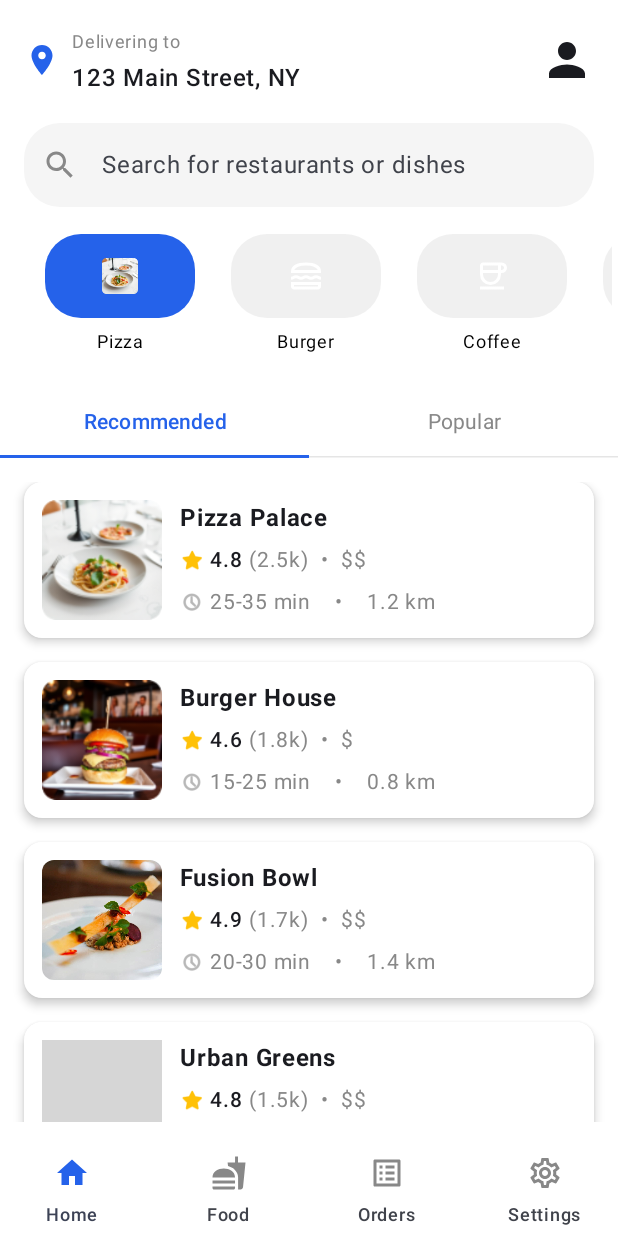
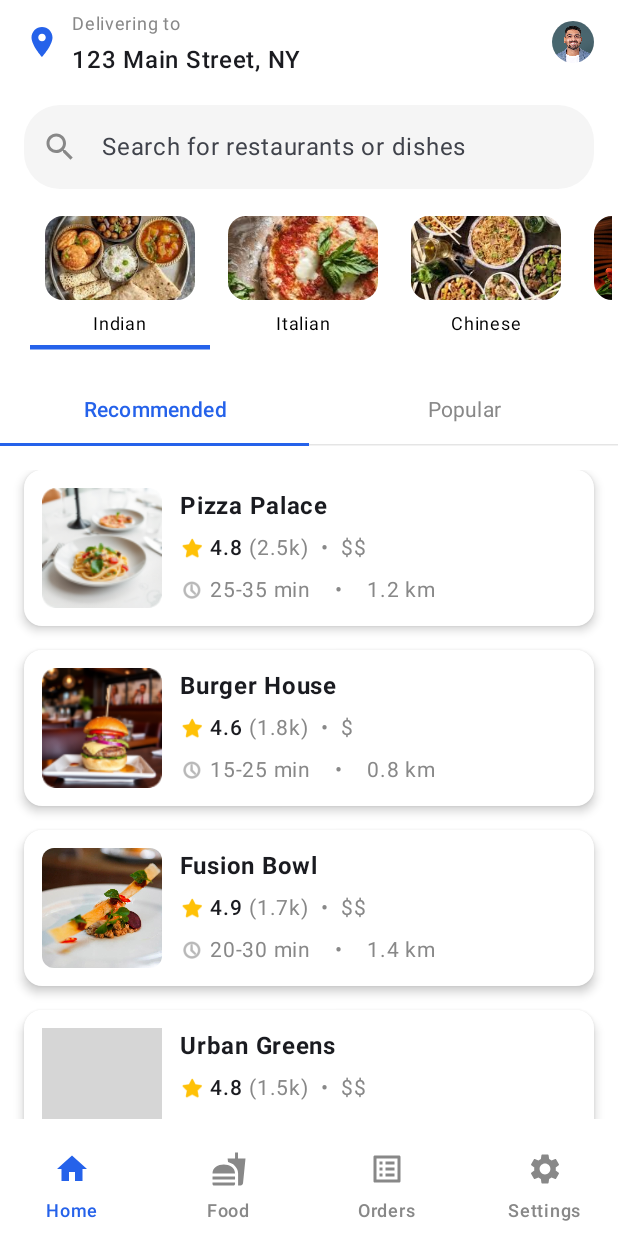
Before and after one commit to ayaxan7/FoodOrder, an Android app built with Jetpack Compose: the screen it shows after launch (MainActivity), on a phone screen of 412 x 824 dp. Run offline under Robolectric (Android 15) with nearby library versions, the phone set to English and light mode, and no system bars; our stand-ins replace accompanist; grey boxes are pictures that could not be loaded.

Commit message:
Redesigned Home Page and Category Selection
Updated icon fill colors to black for better visibility.
Adjusted padding and added status bar padding to DeliveryLocationHandler composable. Replaced the default profile icon with a custom profile image.
Updated the fill color of the burger icon to black.
Added vertical padding to the SearchBar and adjusted spacing between FoodCategories and CategoryTabs.
Increased NavigationBar height, tonal elevation, and padding. Changed selected item label color to GoodBlue and non-selected to Gray. Updated icons for Orders and Settings.
Updated application icon and round icon to use the new logo drawable.
Changed the application name string resource to "Dine-Dash".
Replaced food category data with Indian, Italian, Chinese, and Drinks. Updated category icons to image resources. Modified category UI to use image containers and added a blue underline for selected categories. Removed redundant Spacer.
Removed unused commented code in CategoryTabs composable.
Added new drawable files for Chinese food, drinks, Indian food, Italian food, logo, and profile.

```diff
--- a/app/src/main/AndroidManifest.xml
+++ b/app/src/main/AndroidManifest.xml
@@ -6,9 +6,9 @@
         android:allowBackup="true"
         android:dataExtractionRules="@xml/data_extraction_rules"
         android:fullBackupContent="@xml/backup_rules"
-        android:icon="@mipmap/ic_launcher"
+        android:icon="@drawable/logo"
         android:label="@string/app_name"
-        android:roundIcon="@mipmap/ic_launcher_round"
+        android:roundIcon="@drawable/logo"
         android:supportsRtl="true"
         android:theme="@style/Theme.FoodOrder"
         tools:targetApi="31">
--- a/app/src/main/java/com/ayaan/foodorder/presentation/MainApp.kt
+++ b/app/src/main/java/com/ayaan/foodorder/presentation/MainApp.kt
@@ -10,6 +10,7 @@ import androidx.compose.ui.unit.dp
 import com.ayaan.foodorder.presentation.components.DeliveryLocationHeader
 import com.ayaan.foodorder.presentation.components.navigation.BottomNavigation
 import com.ayaan.foodorder.presentation.components.SearchBar
+//import com.ayaan.foodorder.presentation.components.navigation.CustomBottomNavigation
 import com.ayaan.foodorder.presentation.home.pager.CategoryTabs
 import com.ayaan.foodorder.presentation.home.FoodCategories
 
@@ -20,6 +21,7 @@ fun MainApp() {
 
     Scaffold(
         bottomBar = {
+//            CustomBottomNavigation(selectedNavItem)
             BottomNavigation(selectedNavItem)
         },
         containerColor = Color.White
@@ -35,7 +37,6 @@ fun MainApp() {
             SearchBar()
             Spacer(modifier = Modifier.height(2.dp))
             FoodCategories()
-            Spacer(modifier = Modifier.height(1.dp))
             CategoryTabs(selectedTabIndex)
         }
     }
--- a/app/src/main/java/com/ayaan/foodorder/presentation/components/DeliveryLocationHandler.kt
+++ b/app/src/main/java/com/ayaan/foodorder/presentation/components/DeliveryLocationHandler.kt
@@ -7,6 +7,7 @@ import androidx.compose.foundation.layout.Spacer
 import androidx.compose.foundation.layout.fillMaxWidth
 import androidx.compose.foundation.layout.padding
 import androidx.compose.foundation.layout.size
+import androidx.compose.foundation.layout.statusBarsPadding
 import androidx.compose.foundation.layout.width
 import androidx.compose.foundation.shape.CircleShape
 import androidx.compose.material.icons.Icons
@@ -25,6 +26,7 @@ import androidx.compose.ui.res.painterResource
 import androidx.compose.ui.text.font.FontWeight
 import androidx.compose.ui.unit.dp
 import androidx.compose.ui.unit.sp
+import com.ayaan.foodorder.R
 import com.ayaan.foodorder.ui.theme.GoodBlue
 
 @Composable
@@ -32,7 +34,8 @@ fun DeliveryLocationHeader() {
     Row(
         modifier = Modifier
             .fillMaxWidth()
-            .padding(16.dp),
+            .padding(horizontal = 16.dp)
+            .padding(bottom=16.dp,top=4.dp),
         verticalAlignment = Alignment.CenterVertically
     ) {
         Icon(
@@ -59,12 +62,12 @@ fun DeliveryLocationHeader() {
 
         Spacer(modifier = Modifier.weight(1f))
 
-       Icon(
-           imageVector = Icons.Default.Person,
-           contentDescription = "Profile",
-           modifier = Modifier
-               .size(36.dp)
-               .clip(CircleShape)
-       )
+        Image(
+            painter = painterResource(R.drawable.profile),
+            contentDescription = "Profile",
+            modifier = Modifier.size(28.dp)
+                .clip(CircleShape),
+            contentScale = ContentScale.Crop
+        )
     }
 }
--- a/app/src/main/java/com/ayaan/foodorder/presentation/components/navigation/BottomNavigation.kt
+++ b/app/src/main/java/com/ayaan/foodorder/presentation/components/navigation/BottomNavigation.kt
@@ -5,11 +5,14 @@ import androidx.compose.foundation.interaction.MutableInteractionSource
 import androidx.compose.foundation.layout.WindowInsets
 import androidx.compose.foundation.layout.height
 import androidx.compose.foundation.layout.navigationBarsPadding
+import androidx.compose.foundation.layout.padding
 import androidx.compose.foundation.layout.size
 import androidx.compose.material.icons.Icons
+import androidx.compose.material.icons.automirrored.filled.ListAlt
 import androidx.compose.material.icons.automirrored.outlined.ListAlt
 import androidx.compose.material.icons.filled.Fastfood
 import androidx.compose.material.icons.filled.Home
+import androidx.compose.material.icons.filled.Settings
 import androidx.compose.material.icons.outlined.Settings
 import androidx.compose.material3.Icon
 import androidx.compose.material3.NavigationBar
@@ -32,16 +35,17 @@ fun BottomNavigation(selectedNavItem: MutableState<Int>) {
     val navItems = listOf(
         NavItem("Home", Icons.Filled.Home),
         NavItem("Food", Icons.Filled.Fastfood),
-        NavItem("Orders", Icons.AutoMirrored.Outlined.ListAlt),
-        NavItem("Settings", Icons.Outlined.Settings)
+        NavItem("Orders", Icons.AutoMirrored.Filled.ListAlt),
+        NavItem("Settings", Icons.Filled.Settings)
     )
 
     NavigationBar(
         containerColor = Color.White,
-        tonalElevation = 5.dp,
+        tonalElevation = 8.dp,
         modifier = Modifier
-            .height(60.dp)
-            .navigationBarsPadding(),
+            .height(62.dp)
+            .padding(bottom = 4.dp)
+            .navigationBarsPadding()
     ) {
         navItems.forEachIndexed { index, item ->
             NavigationBarItem(
@@ -62,7 +66,9 @@ fun BottomNavigation(selectedNavItem: MutableState<Int>) {
                 },
                 label = {
                     Text(
-                        text = item.label, fontSize = 12.sp
+                        text = item.label,
+                        fontSize = 12.sp,
+                        color = if (selectedNavItem.value == index) GoodBlue else Color.Gray
                     )
                 })
         }
--- a/app/src/main/java/com/ayaan/foodorder/presentation/home/FoodCategories.kt
+++ b/app/src/main/java/com/ayaan/foodorder/presentation/home/FoodCategories.kt
@@ -1,4 +1,5 @@
 package com.ayaan.foodorder.presentation.home
+
 import androidx.compose.runtime.*
 import androidx.compose.ui.graphics.Color
 import androidx.compose.foundation.background
@@ -10,9 +11,13 @@ import androidx.compose.ui.res.painterResource
 import androidx.compose.foundation.Image
 import androidx.compose.foundation.shape.RoundedCornerShape
 import androidx.compose.material3.*
+import androidx.compose.material3.HorizontalDivider
 import androidx.compose.ui.Alignment
 import androidx.compose.ui.Modifier
 import androidx.compose.ui.draw.clip
+import androidx.compose.ui.graphics.RectangleShape
+import androidx.compose.ui.layout.ContentScale
+import androidx.compose.ui.text.style.TextDecoration
 import androidx.compose.ui.unit.dp
 import androidx.compose.ui.unit.sp
 import com.ayaan.foodorder.R
@@ -22,10 +27,10 @@ import com.ayaan.foodorder.ui.theme.GoodBlue
 @Composable
 fun FoodCategories() {
     val initialCategories = listOf(
-        FoodCategory("Pizza", R.drawable.pizza, true),
-        FoodCategory("Burger", R.drawable.ic_burger, false),
-        FoodCategory("Coffee", R.drawable.ic_coffee, false),
-        FoodCategory("Chicken", R.drawable.butterchicken, false)
+        FoodCategory("Indian", R.drawable.indian_food, true),
+        FoodCategory("Italian", R.drawable.italian_food, false),
+        FoodCategory("Chinese", R.drawable.chinese_food, false),
+        FoodCategory("Drinks", R.drawable.drinks, false)
     )
 
     // Mutable state list to track which category is selected
@@ -37,8 +42,8 @@ fun FoodCategories() {
         modifier = Modifier
             .fillMaxWidth()
             .padding(horizontal = 4.dp)
-            .padding(bottom = 16.dp,top=16.dp),
-        horizontalArrangement = Arrangement.spacedBy(4.dp),
+            .padding(bottom = 16.dp, top = 16.dp),
+        horizontalArrangement = Arrangement.spacedBy(2.dp),
         contentPadding = PaddingValues(horizontal = 16.dp)
     ) {
         itemsIndexed(categories) { index, category ->
@@ -73,16 +78,19 @@ fun FoodCategoryItem(
             modifier = Modifier
                 .height(56.dp)
                 .width(100.dp)
-                .clip(RoundedCornerShape(24.dp))
+                .clip(RectangleShape)
                 .background(
-                    if (category.isSelected) GoodBlue else Color.LightGray.copy(alpha = 0.3f)
+                   Color.Transparent
                 ),
             contentAlignment = Alignment.Center
         ) {
             Image(
                 painter = painterResource(id = category.iconResId),
                 contentDescription = category.name,
-                modifier = Modifier.size(24.dp)
+                modifier = Modifier
+                    .fillMaxSize()
+                    .clip(RoundedCornerShape(12.dp)),
+                contentScale = ContentScale.Crop
             )
         }
 
@@ -91,7 +99,18 @@ fun FoodCategoryItem(
         Text(
             text = category.name,
             fontSize = 12.sp,
-            color = Color.Black
+            color = Color.Black,
+
         )
+        if(category.isSelected) {
+            HorizontalDivider(
+                modifier = Modifier
+                    .align(Alignment.CenterHorizontally)
+                    .fillMaxWidth()
+                    .padding(top = 2.dp),
+                thickness = 3.dp,
+                color = GoodBlue
+            )
+        }
     }
 }
--- a/app/src/main/java/com/ayaan/foodorder/presentation/home/pager/CategoryTabs.kt
+++ b/app/src/main/java/com/ayaan/foodorder/presentation/home/pager/CategoryTabs.kt
@@ -37,12 +37,6 @@ fun CategoryTabs(selectedTabIndex: MutableState<Int>) {
             pagerState.scrollToPage(selectedTabIndex.value)
         }
     }
-    // Sync the pager state with the tab state
-//    if (pagerState.currentPage != selectedTabIndex.value) {
-//        coroutineScope.launch {
-//            pagerState.scrollToPage(selectedTabIndex.value)
-//        }
-//    }
 
     Column(modifier = Modifier.fillMaxWidth()) {
         TabRow(
--- a/app/src/main/res/drawable/ic_burger.xml
+++ b/app/src/main/res/drawable/ic_burger.xml
@@ -4,6 +4,6 @@
     android:viewportWidth="960"
     android:viewportHeight="960">
   <path
-      android:fillColor="@android:color/white"
+      android:fillColor="@android:color/black"
       android:pathData="M160,840Q127,840 103.5,816.5Q80,793 80,760L80,640L880,640L880,760Q880,793 856.5,816.5Q833,840 800,840L160,840ZM160,720L160,760Q160,760 160,760Q160,760 160,760L800,760Q800,760 800,760Q800,760 800,760L800,720L160,720ZM480,540Q444,540 423,560Q402,580 346,580Q290,580 270,560Q250,540 214,540Q178,540 157,560Q136,580 80,580L80,500Q116,500 137,480Q158,460 214,460Q270,460 290,480Q310,500 346,500Q382,500 403,480Q424,460 480,460Q536,460 557,480Q578,500 614,500Q650,500 670,480Q690,460 746,460Q802,460 825,480Q848,500 880,500L880,580Q824,580 805,560Q786,540 750,540Q714,540 692,560Q670,580 614,580Q558,580 537,560Q516,540 480,540ZM80,400L80,360Q80,245 188.5,182.5Q297,120 480,120Q663,120 771.5,182.5Q880,245 880,360L880,400L80,400ZM480,200Q356,200 272.5,231Q189,262 166,320L794,320Q771,262 687.5,231Q604,200 480,200ZM480,720L480,720L480,720Q480,720 480,720Q480,720 480,720L480,720Q480,720 480,720Q480,720 480,720ZM480,320Q480,320 480,320Q480,320 480,320L480,320Q480,320 480,320Q480,320 480,320Z"/>
 </vector>
--- a/app/src/main/res/drawable/ic_coffee.xml
+++ b/app/src/main/res/drawable/ic_coffee.xml
@@ -4,6 +4,6 @@
     android:viewportWidth="960"
     android:viewportHeight="960">
   <path
-      android:fillColor="@android:color/white"
+      android:fillColor="@android:color/black"
       android:pathData="M440,720Q323,720 241.5,638.5Q160,557 160,440L160,200Q160,167 183.5,143.5Q207,120 240,120L740,120Q798,120 839,161Q880,202 880,260Q880,318 839,359Q798,400 740,400L720,400L720,440Q720,557 638.5,638.5Q557,720 440,720ZM240,320L640,320L640,200L240,200L240,320ZM440,640Q523,640 581.5,581.5Q640,523 640,440L640,400L240,400L240,440Q240,523 298.5,581.5Q357,640 440,640ZM720,320L740,320Q765,320 782.5,302.5Q800,285 800,260Q800,235 782.5,217.5Q765,200 740,200L720,200L720,320ZM160,840L160,760L800,760L800,840L160,840ZM440,400Q440,400 440,400Q440,400 440,400L440,400L440,400L440,400Q440,400 440,400Q440,400 440,400Z"/>
 </vector>
--- a/app/src/main/res/values/strings.xml
+++ b/app/src/main/res/values/strings.xml
@@ -1,3 +1,3 @@
 <resources>
-    <string name="app_name">FoodOrder</string>
+    <string name="app_name">Dine-Dash</string>
 </resources>
```
Also changed, not shown: app/src/main/res/drawable/chinese_food.png (added), app/src/main/res/drawable/drinks.png (added), app/src/main/res/drawable/indian_food.png (added), app/src/main/res/drawable/italian_food.png (added), app/src/main/res/drawable/logo.png (added), app/src/main/res/drawable/profile.png (added).
